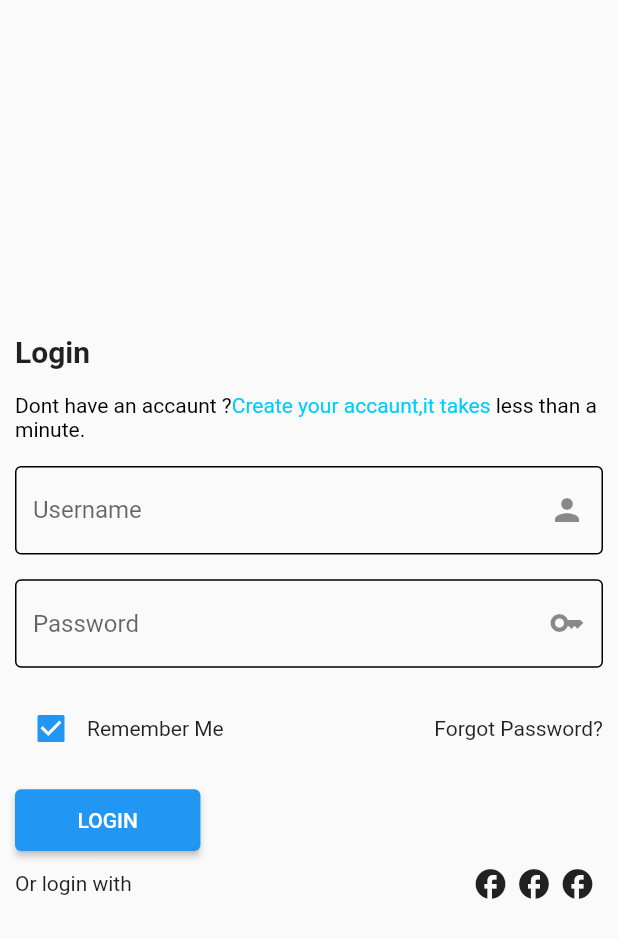
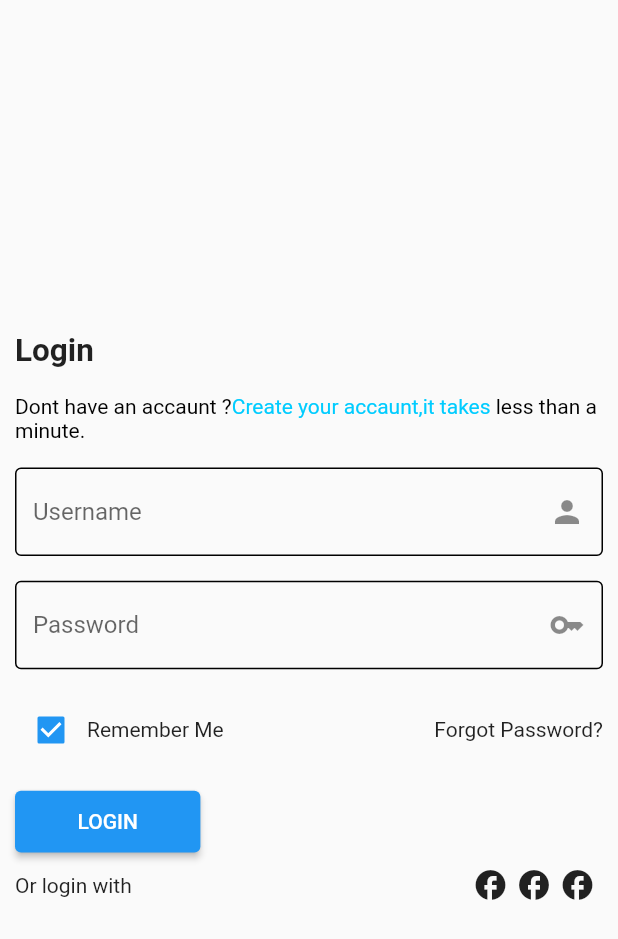
Before and after one commit to nemet92/uplabslesson, a Flutter app: the screen it shows after launch, on a phone screen of 412 x 824 dp. Shown: the top 939 px of the screen. Run offline on Flutter 3.47's test engine with Material 2 defaults, Android fonts, the phone set to English and light mode, and no system bars.

Commit message:
lessonLoginPage

```diff
--- a/lib/loginPageView.dart
+++ b/lib/loginPageView.dart
@@ -24,7 +24,7 @@ class _LoginPageViewState extends State<LoginPageView> {
             children: [
               const Text(
                 textProje.login,
-                style: TextStyle(fontWeight: FontWeight.bold, fontSize: 20),
+                style: TextStyle(fontWeight: FontWeight.bold, fontSize: 21),
               ),
               customSizedBox(context),
               RichText(
```
